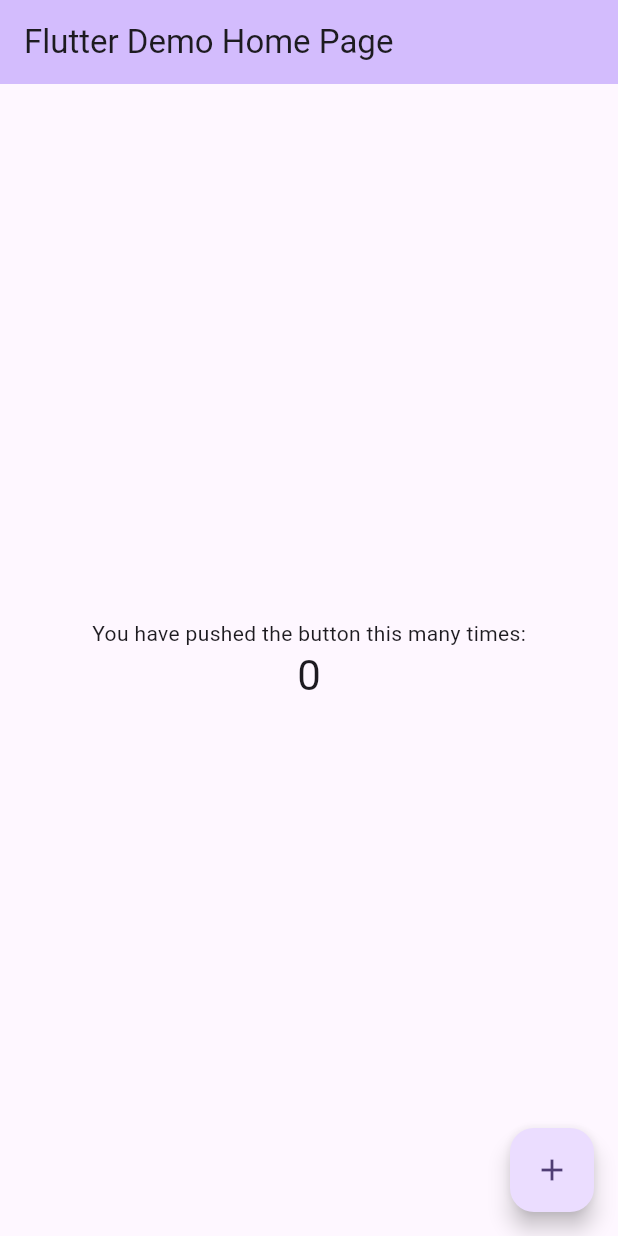
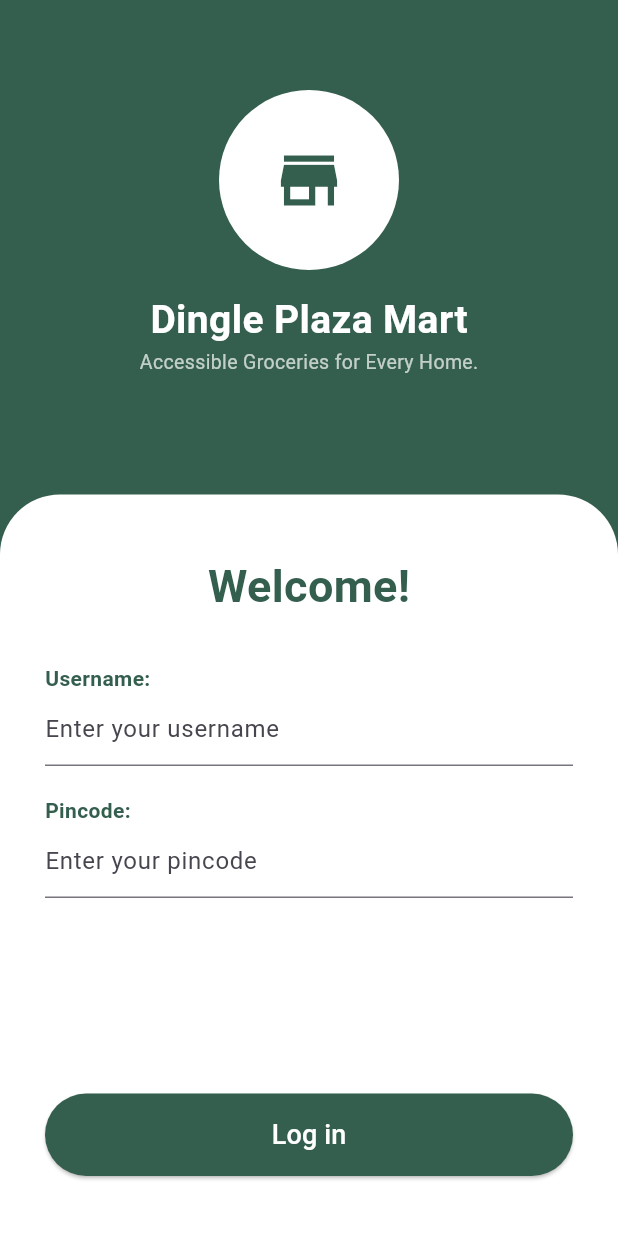
Before and after one commit to Emenjay/Mini-Grocery-System, a Flutter app: the screen it shows after launch, on a phone screen of 412 x 824 dp. Run offline on Flutter 3.47's test engine with Material 3 defaults, Android fonts, the phone set to English and light mode, and no system bars.

Commit message:
feat: add login page & role-based routing

```diff
--- /dev/null
+++ b/frontend/lib/login.dart
@@ -0,0 +1,162 @@
+import 'package:flutter/material.dart';
+
+void main() {
+  runApp(const DingleApp());
+}
+
+class DingleApp extends StatelessWidget {
+  const DingleApp({super.key});
+
+  @override
+  Widget build(BuildContext context) {
+    return MaterialApp(
+      debugShowCheckedModeBanner: false,
+      initialRoute: '/',
+      routes: {
+        '/': (context) => const LoginPage(),
+        '/admin-dashboard': (context) => const PlaceholderScreen("Admin Dashboard (Add Employees)"),
+        '/cash-in': (context) => const PlaceholderScreen("Cashier Cash-In Screen"),
+        '/inventory': (context) => const PlaceholderScreen("Inventory Dashboard"),
+      },
+    );
+  }
+}
+
+class LoginPage extends StatefulWidget {
+  const LoginPage({super.key});
+
+  @override
+  State<LoginPage> createState() => _LoginPageState();
+}
+
+class _LoginPageState extends State<LoginPage> {
+  // controllers for input
+  final _userController = TextEditingController();
+  final _pinController = TextEditingController();
+
+  void _handleLogin() {
+    final user = _userController.text;
+    final pin = _pinController.text;
+
+    // mock api routing rule
+    if (user == "admin" && pin == "1234") {
+      // route for admin/owner
+      Navigator.pushReplacementNamed(context, '/admin-dashboard');
+    } else if (user == "cashier1" && pin == "0000") {
+      // route for cashier
+      Navigator.pushReplacementNamed(context, '/cash-in');
+    } else if (user == "staff1" && pin == "8888") {
+      // route for inventory
+      Navigator.pushReplacementNamed(context, '/inventory');
+    } else {
+      // simple error feedback
+      ScaffoldMessenger.of(context).showSnackBar(
+        const SnackBar(content: Text("invalid credentials")),
+      );
+    }
+  }
+
+  @override
+  Widget build(BuildContext context) {
+    return Scaffold(
+      body: Stack(
+        children: [
+          // background color
+          Container(color: const Color(0xFF345E4D)),
+
+          // top logo section
+          Positioned(
+            top: 60, left: 0, right: 0,
+            child: Column(
+              children: [
+                const CircleAvatar(
+                  radius: 60,
+                  backgroundColor: Colors.white,
+                  child: Icon(Icons.store, size: 50, color: Color(0xFF345E4D)), // placeholder logo
+                ),
+                const SizedBox(height: 15),
+                const Text(
+                  "Dingle Plaza Mart",
+                  style: TextStyle(color: Colors.white, fontSize: 26, fontWeight: FontWeight.bold),
+                ),
+                const Text(
+                  "Accessible Groceries for Every Home.",
+                  style: TextStyle(color: Colors.white70, fontSize: 13),
+                ),
+              ],
+            ),
+          ),
+
+          // login card
+          Align(
+            alignment: Alignment.bottomCenter,
+            child: Container(
+              height: MediaQuery.of(context).size.height * 0.6,
+              padding: const EdgeInsets.symmetric(horizontal: 30, vertical: 40),
+              decoration: const BoxDecoration(
+                color: Colors.white,
+                borderRadius: BorderRadius.vertical(top: Radius.circular(40)),
+              ),
+              child: Column(
+                crossAxisAlignment: CrossAxisAlignment.start,
+                children: [
+                  const Center(
+                    child: Text("Welcome!",
+                      style: TextStyle(fontSize: 30, fontWeight: FontWeight.bold, color: Color(0xFF345E4D))),
+                  ),
+                  const SizedBox(height: 30),
+
+                  // user input
+                  const Text("Username:", style: TextStyle(fontWeight: FontWeight.bold, color: Color(0xFF345E4D))),
+                  TextField(
+                    controller: _userController,
+                    decoration: const InputDecoration(hintText: "Enter your username"),
+                  ),
+                  const SizedBox(height: 20),
+
+                  // pin input
+                  const Text("Pincode:", style: TextStyle(fontWeight: FontWeight.bold, color: Color(0xFF345E4D))),
+                  TextField(
+                    controller: _pinController,
+                    obscureText: true,
+                    keyboardType: TextInputType.number, // numeric pad for pins
+                    decoration: const InputDecoration(hintText: "Enter your pincode"),
+                  ),
+                  const Spacer(),
+
+                  // login button
+                  SizedBox(
+                    width: double.infinity,
+                    height: 55,
+                    child: ElevatedButton(
+                      onPressed: _handleLogin,
+                      style: ElevatedButton.styleFrom(
+                        backgroundColor: const Color(0xFF345E4D),
+                        shape: RoundedRectangleBorder(borderRadius: BorderRadius.circular(30)),
+                      ),
+                      child: const Text("Log in", style: TextStyle(color: Colors.white, fontSize: 18)),
+                    ),
+                  ),
+                ],
+              ),
+            ),
+          ),
+        ],
+      ),
+    );
+  }
+}
+
+// simple placeholder for target screens
+class PlaceholderScreen extends StatelessWidget {
+  final String title;
+  const PlaceholderScreen(this.title, {super.key});
+
+  @override
+  Widget build(BuildContext context) {
+    return Scaffold(
+      appBar: AppBar(title: Text(title), backgroundColor: const Color(0xFF345E4D), foregroundColor: Colors.white),
+      body: Center(child: Text("Welcome to $title")),
+    );
+  }
+}
--- a/frontend/lib/main.dart
+++ b/frontend/lib/main.dart
@@ -1,4 +1,5 @@
 import 'package:flutter/material.dart';
+import 'login.dart'; // links login file
 
 void main() {
   runApp(const MyApp());
@@ -7,116 +8,19 @@ void main() {
 class MyApp extends StatelessWidget {
   const MyApp({super.key});
 
-  // This widget is the root of your application.
   @override
   Widget build(BuildContext context) {
     return MaterialApp(
-      title: 'Flutter Demo',
-      theme: ThemeData(
-        // This is the theme of your application.
-        //
-        // TRY THIS: Try running your application with "flutter run". You'll see
-        // the application has a purple toolbar. Then, without quitting the app,
-        // try changing the seedColor in the colorScheme below to Colors.green
-        // and then invoke "hot reload" (save your changes or press the "hot
-        // reload" button in a Flutter-supported IDE, or press "r" if you used
-        // the command line to start the app).
-        //
-        // Notice that the counter didn't reset back to zero; the application
-        // state is not lost during the reload. To reset the state, use hot
-        // restart instead.
-        //
-        // This works for code too, not just values: Most code changes can be
-        // tested with just a hot reload.
-        colorScheme: .fromSeed(seedColor: Colors.deepPurple),
-      ),
-      home: const MyHomePage(title: 'Flutter Demo Home Page'),
+      debugShowCheckedModeBanner: false,
+      // this shows login page first
+      home: const LoginPage(),
+
+      // must include these routes so _handleLogin logic works
+      routes: {
+        '/admin-dashboard': (context) => const PlaceholderScreen("Admin Dashboard"),
+        '/cash-in': (context) => const PlaceholderScreen("Cashier Screen"),
+        '/inventory': (context) => const PlaceholderScreen("Inventory Screen"),
+      },
     );
   }
 }
-
-class MyHomePage extends StatefulWidget {
-  const MyHomePage({super.key, required this.title});
-
-  // This widget is the home page of your application. It is stateful, meaning
-  // that it has a State object (defined below) that contains fields that affect
-  // how it looks.
-
-  // This class is the configuration for the state. It holds the values (in this
-  // case the title) provided by the parent (in this case the App widget) and
-  // used by the build method of the State. Fields in a Widget subclass are
-  // always marked "final".
-
-  final String title;
-
-  @override
-  State<MyHomePage> createState() => _MyHomePageState();
-}
-
-class _MyHomePageState extends State<MyHomePage> {
-  int _counter = 0;
-
-  void _incrementCounter() {
-    setState(() {
-      // This call to setState tells the Flutter framework that something has
-      // changed in this State, which causes it to rerun the build method below
-      // so that the display can reflect the updated values. If we changed
-      // _counter without calling setState(), then the build method would not be
-      // called again, and so nothing would appear to happen.
-      _counter++;
-    });
-  }
-
-  @override
-  Widget build(BuildContext context) {
-    // This method is rerun every time setState is called, for instance as done
-    // by the _incrementCounter method above.
-    //
-    // The Flutter framework has been optimized to make rerunning build methods
-    // fast, so that you can just rebuild anything that needs updating rather
-    // than having to individually change instances of widgets.
-    return Scaffold(
-      appBar: AppBar(
-        // TRY THIS: Try changing the color here to a specific color (to
-        // Colors.amber, perhaps?) and trigger a hot reload to see the AppBar
-        // change color while the other colors stay the same.
-        backgroundColor: Theme.of(context).colorScheme.inversePrimary,
-        // Here we take the value from the MyHomePage object that was created by
-        // the App.build method, and use it to set our appbar title.
-        title: Text(widget.title),
-      ),
-      body: Center(
-        // Center is a layout widget. It takes a single child and positions it
-        // in the middle of the parent.
-        child: Column(
-          // Column is also a layout widget. It takes a list of children and
-          // arranges them vertically. By default, it sizes itself to fit its
-          // children horizontally, and tries to be as tall as its parent.
-          //
-          // Column has various properties to control how it sizes itself and
-          // how it positions its children. Here we use mainAxisAlignment to
-          // center the children vertically; the main axis here is the vertical
-          // axis because Columns are vertical (the cross axis would be
-          // horizontal).
-          //
-          // TRY THIS: Invoke "debug painting" (choose the "Toggle Debug Paint"
-          // action in the IDE, or press "p" in the console), to see the
-          // wireframe for each widget.
-          mainAxisAlignment: .center,
-          children: [
-            const Text('You have pushed the button this many times:'),
-            Text(
-              '$_counter',
-              style: Theme.of(context).textTheme.headlineMedium,
-            ),
-          ],
-        ),
-      ),
-      floatingActionButton: FloatingActionButton(
-        onPressed: _incrementCounter,
-        tooltip: 'Increment',
-        child: const Icon(Icons.add),
-      ),
-    );
-  }
-}
```
